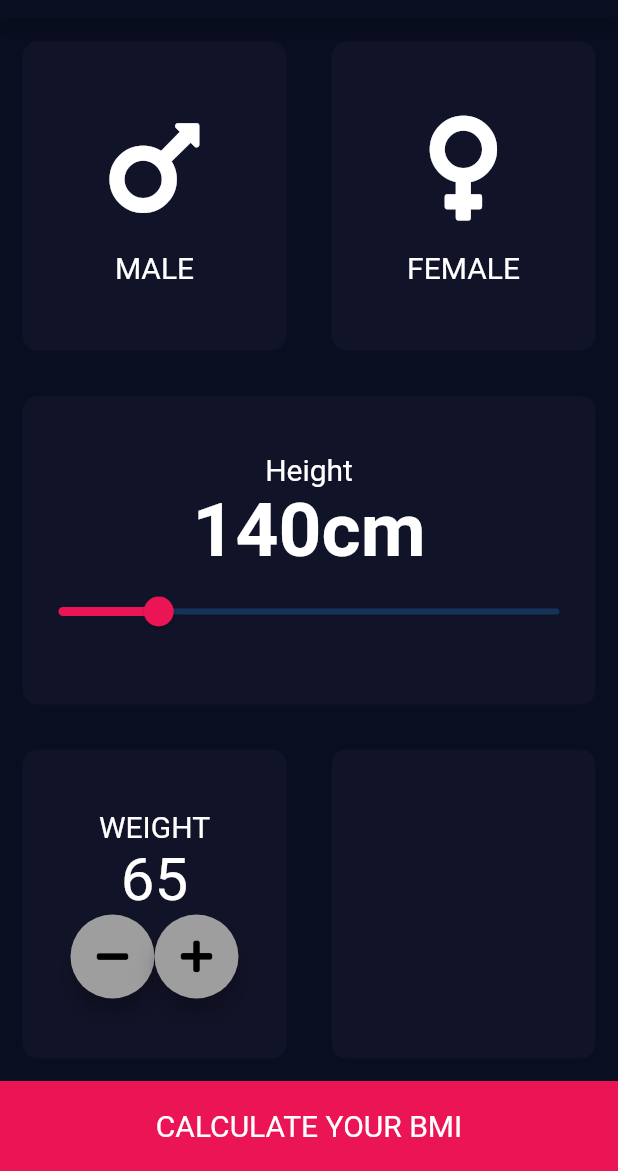
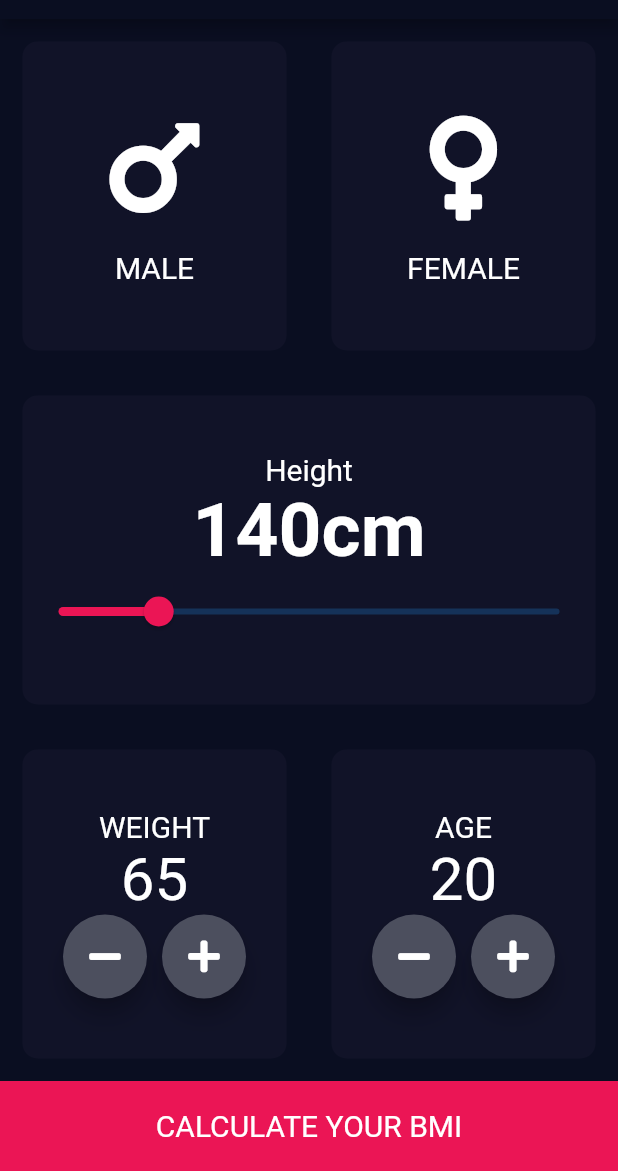
Before and after one commit to ayeshatahirme/bmi-calculator-flutter, a Flutter app: the screen it shows after launch, on a phone screen of 412 x 824 dp, the part 65-1236 px from its top. Run offline on Flutter 3.47's test engine with Material 2 defaults, Android fonts, the light colour scheme and no system bars; our stand-ins replace font_awesome_flutter.

Commit message:
Added age widgit

```diff
--- a/bmi_calculator/lib/screens/inputScreens.dart
+++ b/bmi_calculator/lib/screens/inputScreens.dart
@@ -164,11 +164,15 @@ class _InputScreenState extends State<InputScreen> {
                                 onPressed: (){
                                   setState(() {
                                     weight = weight - 1;
-                                  });
+                                  }
+                                  );
                                 },
                                 heroTag: null,
-                                child: Icon(FontAwesomeIcons.minus),
-                                backgroundColor: Colors.grey,
+                                child: Icon(FontAwesomeIcons.minus, color: Colors.white),
+                                backgroundColor: Color(0xFF4C4F5E),
+                                ),
+                                SizedBox(
+                                  width: 10,
                                 ),
                                 FloatingActionButton(
                                 onPressed: (){
@@ -177,8 +181,8 @@ class _InputScreenState extends State<InputScreen> {
                                   });
                                 },
                                 heroTag: null,
-                                child: Icon(FontAwesomeIcons.plus),
-                                backgroundColor: Colors.grey,
+                                child: Icon(FontAwesomeIcons.plus, color: Colors.white),
+                                backgroundColor: Color(0xFF4C4F5E),
                                 )
                           ],
                         )
@@ -190,7 +194,53 @@ class _InputScreenState extends State<InputScreen> {
 
           ),
           Expanded(
-                  child: ResuableCard(colour: inactiveCardColor)
+                  child: ResuableCard(colour: inactiveCardColor,
+                  cardChild: Column(
+                        mainAxisAlignment: MainAxisAlignment.center,
+                        children: [
+                          Text(
+                            'AGE',
+                            style: TextStyle(
+                              fontSize: 20,
+                            )
+                          ),
+                          Text(
+                            '$age',
+                            style: TextStyle(
+                              fontSize: 40,
+                            )
+                          ),
+                          Row(
+                            mainAxisAlignment: MainAxisAlignment.center,
+                            children: [
+                              FloatingActionButton(
+                                onPressed: (){
+                                  setState(() {
+                                    age = age  -1;
+                                  });
+                                },
+                                heroTag: null,
+                                child: Icon(FontAwesomeIcons.minus, color: Colors.white),
+                                backgroundColor: Color(0xFF4C4F5E),
+                                ),
+                                SizedBox(
+                                  width: 10,
+                                ),
+                                FloatingActionButton(
+                                onPressed: (){
+                                  setState(() {
+                                    age++;
+                                  });
+                                },
+                                heroTag: null,
+                                child: Icon(FontAwesomeIcons.plus, color: Colors.white),
+                                backgroundColor: Color(0xFF4C4F5E),
+                                )
+                          ],
+                        )
+                      ],
+                      ),
+                      )
           ),
         ],
       ),
```
